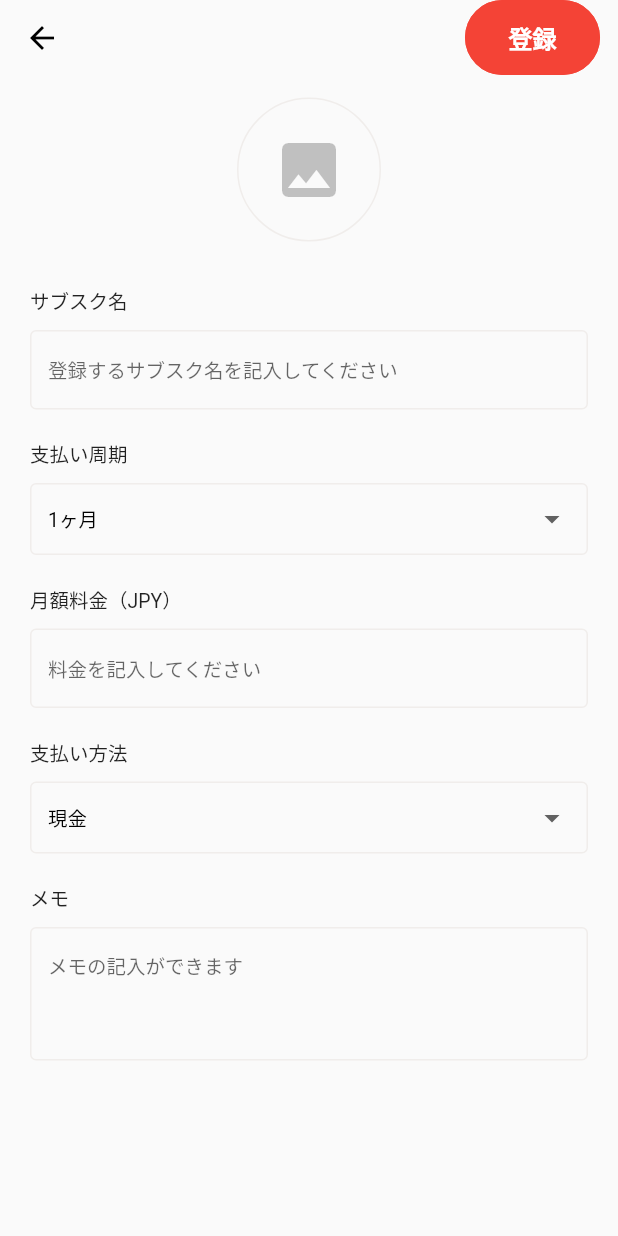
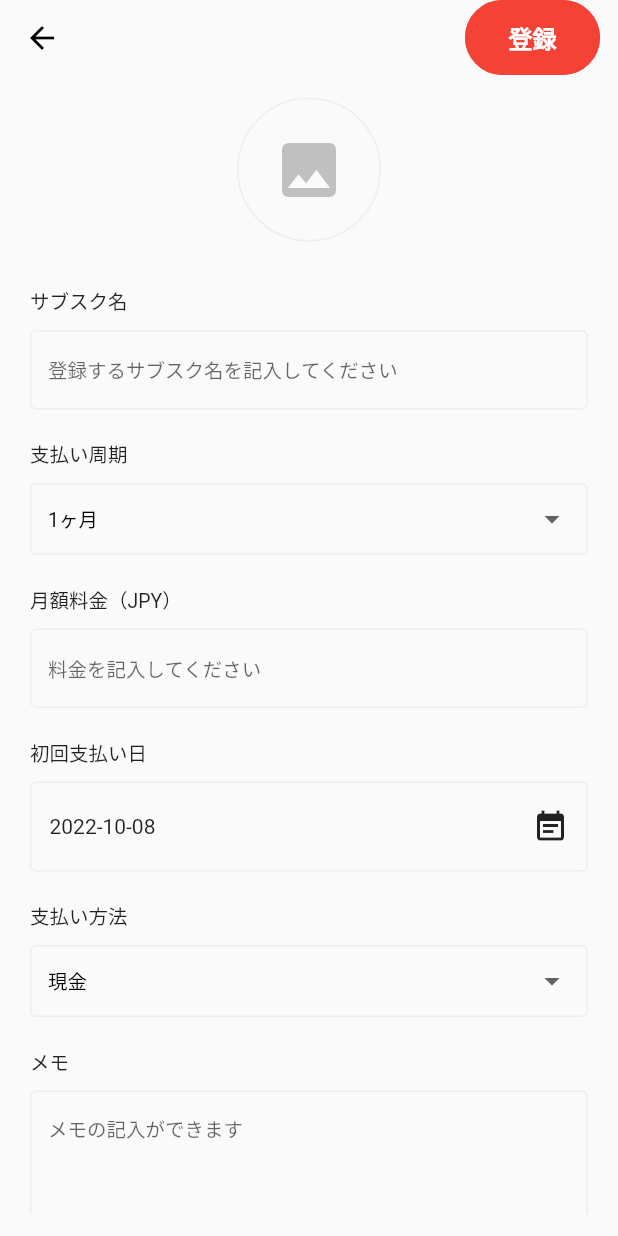
Before and after one commit to CodeGateCircle/subscription_app_mobile, a Flutter app: the CreateSubscription screen opened directly, on a phone screen of 412 x 824 dp. Run offline on Flutter 3.47's test engine with Material 2 defaults, Android fonts, the phone set to English and light mode, and no system bars; our stand-ins replace dio, flutter_dotenv, flutter_riverpod, image_picker, logger; missing offline and left inert: platform_device_id; network calls fail.

Commit message:
日付のinputの作成

```diff
--- a/lib/features/update_subscription_form/update_subscription_form.dart
+++ b/lib/features/update_subscription_form/update_subscription_form.dart
@@ -2,9 +2,10 @@ import 'package:flutter/material.dart';
 import 'package:image_picker/image_picker.dart';
 import 'package:subscription_app_web/main.dart';
 import 'package:subscription_app_web/modules/subscriptions/subscription.entity.dart';
-import 'package:subscription_app_web/widgets/dropdown_button_widget.dart';
-import 'package:subscription_app_web/widgets/text_field_widget.dart';
-import 'package:subscription_app_web/widgets/upload_icon_image_field.dart';
+import 'package:subscription_app_web/widgets/input/date_form_field_widget.dart';
+import 'package:subscription_app_web/widgets/input/dropdown_button_widget.dart';
+import 'package:subscription_app_web/widgets/input/text_field_form_widget.dart';
+import 'package:subscription_app_web/widgets/input/upload_icon_image_field.dart';
 
 class UpdateSubscriptionForm extends StatefulWidget {
   const UpdateSubscriptionForm({
@@ -108,22 +109,6 @@ class _UpdateSubscriptionFormState extends State<UpdateSubscriptionForm> {
       ),
     ];
 
-    TextEditingController _textEditingController = TextEditingController();
-
-    _selectDate(BuildContext context) async {
-      final newSelectedDate = await showDatePicker(
-        context: context,
-        initialDate: widget.firstPaymentDate,
-        firstDate: DateTime(2000),
-        lastDate: DateTime(2040),
-      );
-
-      if (newSelectedDate != null) {
-        widget.setFirstPaymentDate(newSelectedDate);
-        _textEditingController.text = newSelectedDate.toString();
-      }
-    }
-
     return Padding(
       padding: const EdgeInsets.symmetric(vertical: 15, horizontal: 20),
       child: SingleChildScrollView(
@@ -136,7 +121,7 @@ class _UpdateSubscriptionFormState extends State<UpdateSubscriptionForm> {
                 iconImage: widget.iconImage,
                 onTapIconImage: onTapIconImage,
               ),
-              TextFieldWidget(
+              TextFieldFormWidget(
                 initialValue: widget.name,
                 labelText: "サブスク名",
                 hintText: "登録するサブスク名を記入してください",
@@ -153,13 +138,21 @@ class _UpdateSubscriptionFormState extends State<UpdateSubscriptionForm> {
                   widget.setPaymentCycle(value);
                 },
               ),
-              TextFieldWidget(
+              TextFieldFormWidget(
                 initialValue: widget.price.toString(),
                 labelText: "月額料金（JPY）",
                 hintText: "料金を記入してください",
                 onSaved: (String? value) {
                   if (value == null) return;
                   widget.setPrice(int.parse(value));
+                },
+              ),
+              DateFormFieldWidget(
+                initialValue: widget.firstPaymentDate,
+                labelText: "初回支払い日",
+                onSaved: (DateTime value) {
+                  logger.d(widget.firstPaymentDate);
+                  widget.setFirstPaymentDate(value);
                 },
               ),
               DropdownButtonWidget(
@@ -170,7 +163,7 @@ class _UpdateSubscriptionFormState extends State<UpdateSubscriptionForm> {
                   widget.setPaymentMethod(value);
                 },
               ),
-              TextFieldWidget(
+              TextFieldFormWidget(
                 initialValue: widget.remarks,
                 labelText: "メモ",
                 hintText: "メモの記入ができます",
--- a/lib/screens/signUp/sign_up_screen.dart
+++ b/lib/screens/signUp/sign_up_screen.dart
@@ -5,7 +5,7 @@ import 'package:subscription_app_web/modules/account/account.entity.dart';
 import 'package:subscription_app_web/modules/account/account.service.dart';
 import 'package:subscription_app_web/modules/account/account.store.dart';
 import 'package:subscription_app_web/widgets/button.dart';
-import 'package:subscription_app_web/widgets/dropdown_button_widget.dart';
+import 'package:subscription_app_web/widgets/input/dropdown_button_widget.dart';
 
 class SignUp extends ConsumerStatefulWidget {
   const SignUp({Key? key}) : super(key: key);
--- /dev/null
+++ b/lib/widgets/input/date_form_field_widget.dart
@@ -0,0 +1,72 @@
+import 'package:flutter/material.dart';
+
+class DateFormFieldWidget extends StatelessWidget {
+  const DateFormFieldWidget({
+    Key? key,
+    required this.initialValue,
+    required this.labelText,
+    required this.onSaved,
+  }) : super(key: key);
+
+  final DateTime initialValue;
+  final String labelText;
+  final void Function(DateTime) onSaved;
+
+  Future _pickDate(BuildContext context) async {
+    //DatePickerの初期値
+    final initialDate = initialValue;
+    //DatePickerを表示し、選択されたら変数に格納する
+    final newDate = await showDatePicker(
+        context: context,
+        //初期値を設定
+        initialDate: initialDate,
+        //選択できる日付の上限
+        firstDate: DateTime(DateTime.now().year - 2),
+        lastDate: DateTime(DateTime.now().year + 2));
+
+    //nullチェック
+    if (newDate != null) {
+      //選択された日付を変数に格納
+      onSaved(newDate);
+    } else {
+      //nullならば何もしない
+      return;
+    }
+  }
+
+  @override
+  Widget build(BuildContext context) {
+    return Column(
+      crossAxisAlignment: CrossAxisAlignment.start,
+      children: [
+        Text(
+          labelText,
+          style: const TextStyle(
+            fontSize: 13,
+          ),
+        ),
+        const SizedBox(height: 10),
+        GestureDetector(
+          onTap: () {
+            _pickDate(context);
+          },
+          child: Container(
+            padding: const EdgeInsets.symmetric(vertical: 17, horizontal: 12),
+            decoration: BoxDecoration(
+              border: Border.all(color: const Color.fromRGBO(240, 237, 235, 1)),
+              borderRadius: BorderRadius.circular(4),
+            ),
+            child: Row(
+              mainAxisAlignment: MainAxisAlignment.spaceBetween,
+              children: [
+                Text(initialValue.toString().split(" ")[0]),
+                const Icon(Icons.event_note),
+              ],
+            ),
+          ),
+        ),
+        const SizedBox(height: 20),
+      ],
+    );
+  }
+}
--- a/lib/widgets/text_field_widget.dart
+++ b/lib/widgets/input/text_field_form_widget.dart
@@ -1,7 +1,7 @@
 import 'package:flutter/material.dart';
 
-class TextFieldWidget extends StatelessWidget {
-  const TextFieldWidget({
+class TextFieldFormWidget extends StatelessWidget {
+  const TextFieldFormWidget({
     Key? key,
     required this.initialValue,
     required this.labelText,
```
Also changed, not shown: lib/widgets/input/dropdown_button_widget.dart (renamed from lib/widgets/dropdown_button_widget.dart), lib/widgets/input/upload_icon_image_field.dart (renamed from lib/widgets/upload_icon_image_field.dart), 1 other file.
